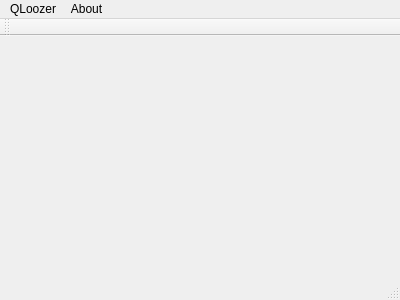
Old version of the form qloozer.ui in the repository denchip123/QLoozer.
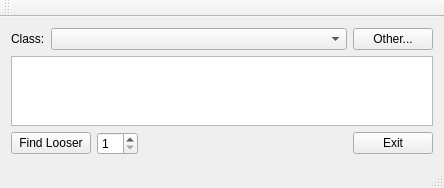
New version of the form.

Commit message: Interface Pilling

```diff
--- a/qloozer.ui
+++ b/qloozer.ui
@@ -6,37 +6,129 @@
    <rect>
     <x>0</x>
     <y>0</y>
-    <width>400</width>
-    <height>300</height>
+    <width>444</width>
+    <height>183</height>
    </rect>
   </property>
   <property name="windowTitle">
    <string>QLoozer</string>
   </property>
-  <widget class="QWidget" name="centralWidget"/>
-  <widget class="QMenuBar" name="menuBar">
-   <property name="geometry">
-    <rect>
-     <x>0</x>
-     <y>0</y>
-     <width>400</width>
-     <height>21</height>
-    </rect>
-   </property>
-   <widget class="QMenu" name="menu">
-    <property name="title">
-     <string>About</string>
-    </property>
-    <addaction name="actionAbout_QLoozer"/>
-   </widget>
-   <widget class="QMenu" name="menuQLoozer">
-    <property name="title">
-     <string>QLoozer</string>
-    </property>
-    <addaction name="actionExit"/>
-   </widget>
-   <addaction name="menuQLoozer"/>
-   <addaction name="menu"/>
+  <widget class="QWidget" name="centralWidget">
+   <layout class="QVBoxLayout" name="verticalLayout_2">
+    <item>
+     <layout class="QHBoxLayout" name="horizontalLayout_2">
+      <item>
+       <widget class="QLabel" name="classLabel">
+        <property name="text">
+         <string>Class:</string>
+        </property>
+       </widget>
+      </item>
+      <item>
+       <widget class="QComboBox" name="classChooseComboBox">
+        <property name="sizePolicy">
+         <sizepolicy hsizetype="Expanding" vsizetype="Fixed">
+          <horstretch>0</horstretch>
+          <verstretch>0</verstretch>
+         </sizepolicy>
+        </property>
+       </widget>
+      </item>
+      <item>
+       <widget class="QPushButton" name="openClassFileButton">
+        <property name="sizePolicy">
+         <sizepolicy hsizetype="Fixed" vsizetype="Fixed">
+          <horstretch>0</horstretch>
+          <verstretch>0</verstretch>
+         </sizepolicy>
+        </property>
+        <property name="text">
+         <string>Other...</string>
+        </property>
+       </widget>
+      </item>
+     </layout>
+    </item>
+    <item>
+     <widget class="QTableView" name="tableView">
+      <property name="sortingEnabled">
+       <bool>false</bool>
+      </property>
+     </widget>
+    </item>
+    <item>
+     <layout class="QHBoxLayout" name="horizontalLayout">
+      <item>
+       <widget class="QPushButton" name="findLooserButton">
+        <property name="sizePolicy">
+         <sizepolicy hsizetype="Fixed" vsizetype="Fixed">
+          <horstretch>0</horstretch>
+          <verstretch>0</verstretch>
+         </sizepolicy>
+        </property>
+        <property name="text">
+         <string>Find Looser</string>
+        </property>
+       </widget>
+      </item>
+      <item>
+       <widget class="QSpinBox" name="spinBox">
+        <property name="sizePolicy">
+         <sizepolicy hsizetype="Fixed" vsizetype="Fixed">
+          <horstretch>0</horstretch>
+          <verstretch>0</verstretch>
+         </sizepolicy>
+        </property>
+        <property name="minimum">
+         <number>1</number>
+        </property>
+       </widget>
+      </item>
+      <item>
+       <spacer name="horizontalSpacer">
+        <property name="orientation">
+         <enum>Qt::Horizontal</enum>
+        </property>
+        <property name="sizeHint" stdset="0">
+         <size>
+          <width>40</width>
+          <height>20</height>
+         </size>
+        </property>
+       </spacer>
+      </item>
+      <item>
+       <layout class="QHBoxLayout" name="aboutLayout"/>
+      </item>
+      <item>
+       <spacer name="horizontalSpacer_2">
+        <property name="orientation">
+         <enum>Qt::Horizontal</enum>
+        </property>
+        <property name="sizeHint" stdset="0">
+         <size>
+          <width>40</width>
+          <height>20</height>
+         </size>
+        </property>
+       </spacer>
+      </item>
+      <item>
+       <widget class="QPushButton" name="exitLoozerButton">
+        <property name="sizePolicy">
+         <sizepolicy hsizetype="Fixed" vsizetype="Fixed">
+          <horstretch>0</horstretch>
+          <verstretch>0</verstretch>
+         </sizepolicy>
+        </property>
+        <property name="text">
+         <string>Exit</string>
+        </property>
+       </widget>
+      </item>
+     </layout>
+    </item>
+   </layout>
   </widget>
   <widget class="QToolBar" name="mainToolBar">
    <attribute name="toolBarArea">
```
Left out of the diff: 21 changed lines with no effect on the pictures.
